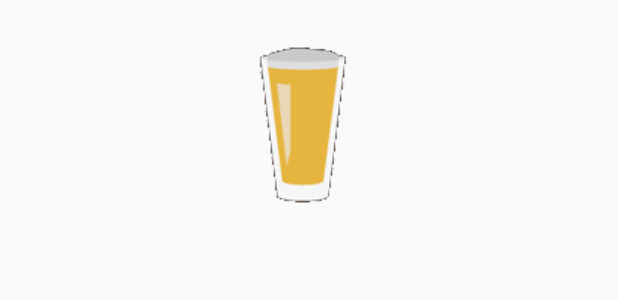
After one commit to androidzin/beers-todrink, an Android app: the layout activity_beer_drinking.xml on its own in the app's theme, with its tools: preview values and no code run, on a phone screen of 412 x 824 dp. The commit adds this screen. Shown: the top 300 px of the screen. Run offline under Robolectric (Android 15) with nearby library versions, the phone set to English and light mode, and no system bars.

Commit message:
Drink beer animation
Description: When user mark a beer as drank, a new activity is
called showing a drinking animation and the amount of remaing beers.

Commit:Add

TaskNumber:#3

```diff
--- a/app/src/main/java/br/com/androidzin/brunomateus/beerstodrink/provider/BeerContract.java
+++ b/app/src/main/java/br/com/androidzin/brunomateus/beerstodrink/provider/BeerContract.java
@@ -16,6 +16,10 @@ public final class BeerContract  {
     public static final Uri CONTENT_URI = Uri.parse("content://" + AUTHORITY);
 
     public static final String QUERY_BY_ID = "_id = ?";
+
+    public static final String DRANK_BEERS = "drinked = 1";
+
+    public static final String NOT_DRANK_BEERS = "drinked = 0";
 
     public interface BeerColumns extends ProviGenBaseContract {
         @Column(Column.Type.TEXT)
--- /dev/null
+++ b/app/src/main/res/anim/drinking.xml
@@ -0,0 +1,7 @@
+<animation-list xmlns:android="http://schemas.android.com/apk/res/android"
+    android:oneshot="true">
+    <item android:drawable="@drawable/full" android:duration="300" />
+    <item android:drawable="@drawable/almost_full" android:duration="300" />
+    <item android:drawable="@drawable/almost_empty" android:duration="300" />
+    <item android:drawable="@drawable/empty" android:duration="300" />
+</animation-list>
--- /dev/null
+++ b/app/src/main/res/layout/activity_beer_drinking.xml
@@ -0,0 +1,39 @@
+<?xml version="1.0" encoding="utf-8"?>
+<RelativeLayout
+    xmlns:android="http://schemas.android.com/apk/res/android"
+    android:layout_width="match_parent"
+    android:layout_height="wrap_content"
+    >
+
+    <LinearLayout xmlns:android="http://schemas.android.com/apk/res/android"
+        android:layout_width="match_parent"
+        android:layout_height="wrap_content"
+        android:gravity="center"
+        android:orientation="vertical"
+        >
+
+        <TextView
+            android:id="@+id/drinking_message"
+            android:layout_width="match_parent"
+            android:layout_height="wrap_content"
+            android:gravity="center_horizontal"
+            android:textAppearance="@style/TextAppearance.AppCompat.Medium"
+            android:visibility="invisible" />
+
+
+        <ImageView
+            android:id="@+id/drinking_animation"
+            android:layout_width="wrap_content"
+            android:layout_height="wrap_content"
+            android:background="@anim/drinking" />
+
+        <TextView
+            android:id="@+id/beer_name"
+            android:layout_width="match_parent"
+            android:layout_height="wrap_content"
+            android:gravity="center_horizontal"
+            android:textAppearance="@style/TextAppearance.AppCompat.Small"
+            />
+
+    </LinearLayout>
+</RelativeLayout>
--- a/app/src/main/res/values/strings.xml
+++ b/app/src/main/res/values/strings.xml
@@ -16,5 +16,11 @@
     <string name="marked_not_drank">Haven\'t you ever drink this beer?</string>
     <string name="no_i_havent">No, I haven\'t</string>
     <string name="ive_already_drank">I\'ve already drank it</string>
+    <string name="one_more_congratulations"></string>
+
+    <plurals name="one_more_congratulations">
+        <item quantity="one">Congratulations!!! \n Now there are just 1 beer.</item>
+        <item quantity="other">Congratulations!!! \n Now there are just %d beers.</item>
+    </plurals>
 
 </resources>
```
Also changed, not shown: app/src/main/AndroidManifest.xml (+8 -2 lines), app/src/main/java/br/com/androidzin/brunomateus/beerstodrink/BeerDrinkingActivity.java (added, +90 -0 lines), app/src/main/java/br/com/androidzin/brunomateus/beerstodrink/BeerListActivity.java (+17 -7 lines), app/src/main/res/drawable-mdpi/almost_empty.png (added), app/src/main/res/drawable-mdpi/almost_full.png (added), app/src/main/res/drawable-mdpi/empty.png (added), app/src/main/res/drawable-mdpi/full.png (added).
